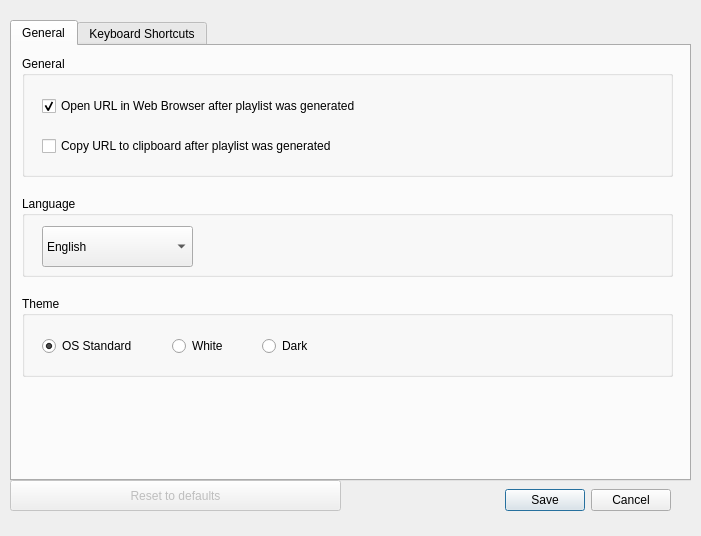
The window that src/main/resources/base/forms/settings_dialog.ui (christianhofmanncodes/youtube-playlist-generator) describes before a commit, drawn with Qt 5.
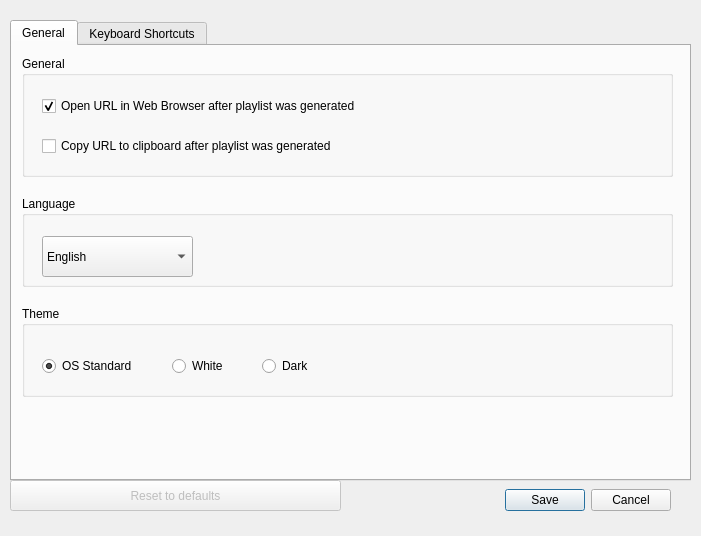
The same window after the commit.

```diff
--- a/src/main/resources/base/forms/settings_dialog.ui
+++ b/src/main/resources/base/forms/settings_dialog.ui
@@ -135,7 +135,7 @@
        <x>10</x>
        <y>150</y>
        <width>651</width>
-       <height>81</height>
+       <height>91</height>
       </rect>
      </property>
      <property name="title">
@@ -145,7 +145,7 @@
       <property name="geometry">
        <rect>
         <x>20</x>
-        <y>30</y>
+        <y>40</y>
         <width>151</width>
         <height>41</height>
        </rect>
@@ -179,9 +179,9 @@
      <property name="geometry">
       <rect>
        <x>10</x>
-       <y>250</y>
+       <y>260</y>
        <width>651</width>
-       <height>81</height>
+       <height>91</height>
       </rect>
      </property>
      <property name="title">
@@ -191,7 +191,7 @@
       <property name="geometry">
        <rect>
         <x>20</x>
-        <y>40</y>
+        <y>50</y>
         <width>121</width>
         <height>20</height>
        </rect>
@@ -207,7 +207,7 @@
       <property name="geometry">
        <rect>
         <x>150</x>
-        <y>40</y>
+        <y>50</y>
         <width>81</width>
         <height>20</height>
        </rect>
@@ -220,7 +220,7 @@
       <property name="geometry">
        <rect>
         <x>240</x>
-        <y>40</y>
+        <y>50</y>
         <width>81</width>
         <height>20</height>
        </rect>
```
